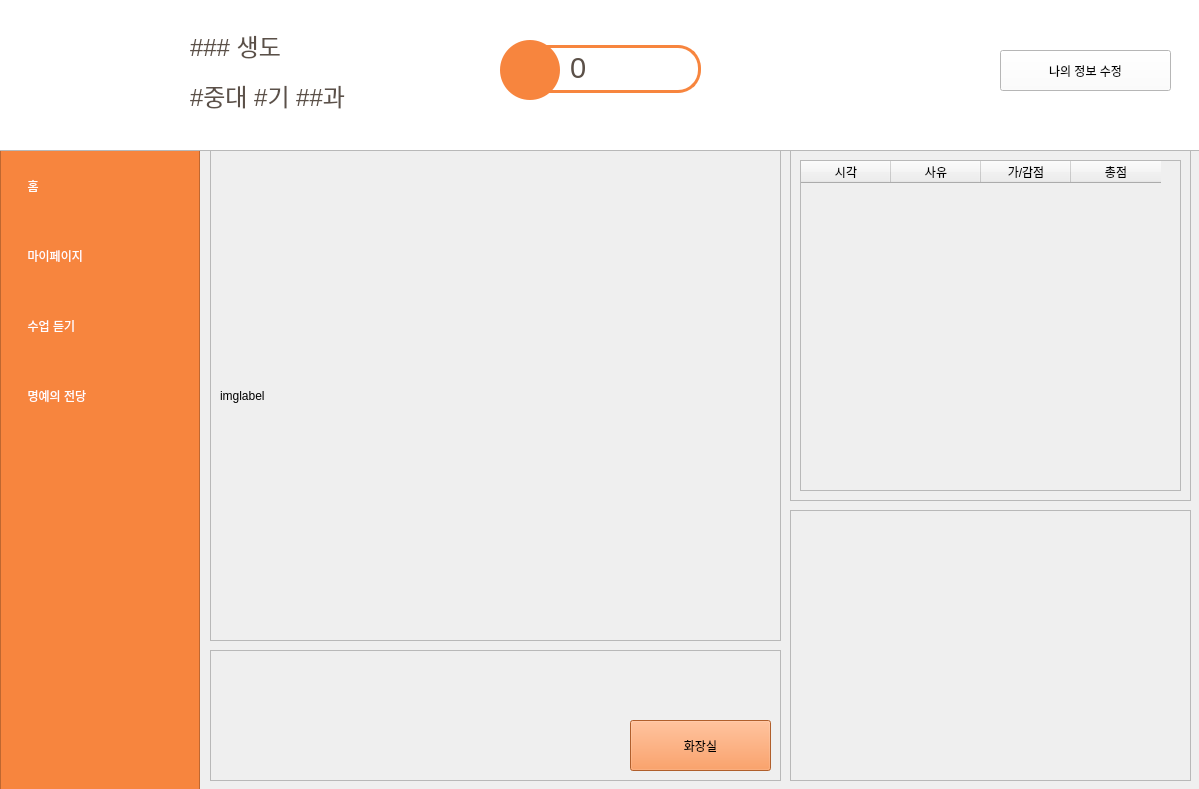
This is main3.ui in jangmiso/ms-project as Qt 5 draws it before an edit. The edited form follows.
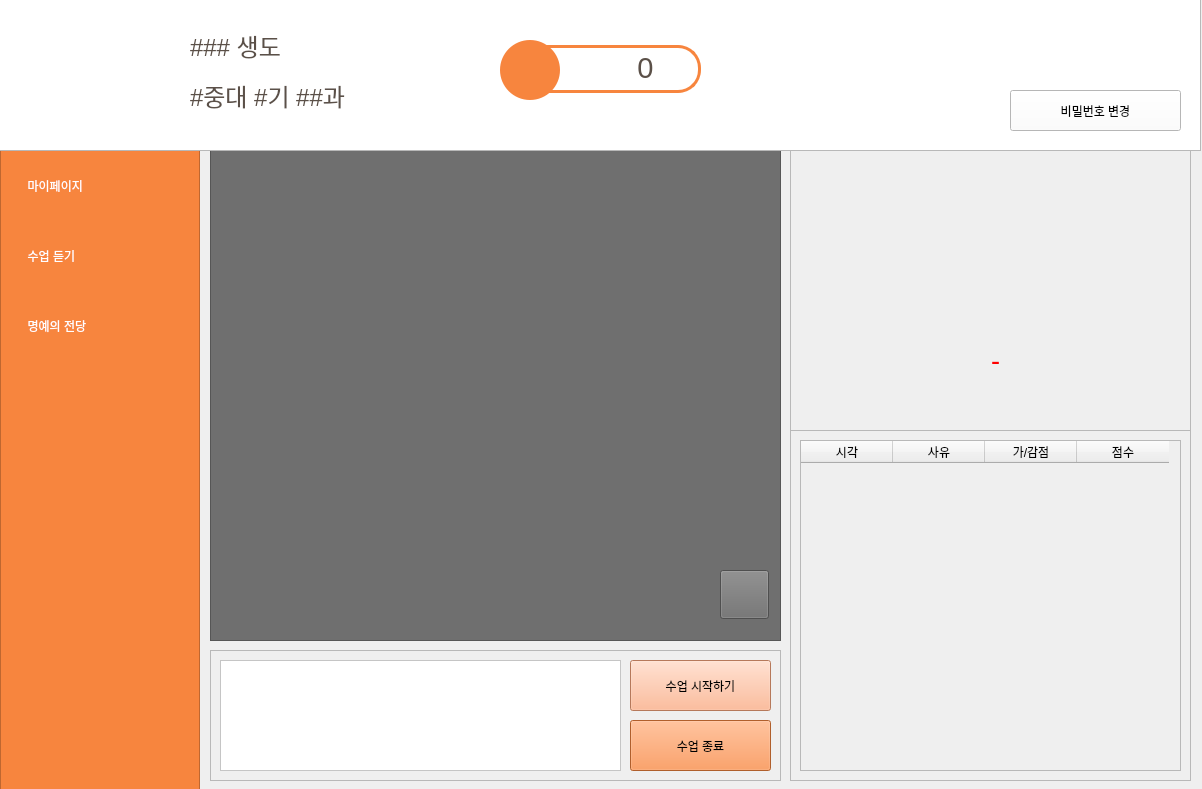
This is the edited form. The open tabs and pages were chosen to show the change. Icons and pictures are not drawn. Custom widgets are drawn as their Qt base class.

The edit to the form file:
```diff
--- a/main3.ui
+++ b/main3.ui
@@ -6,7 +6,7 @@
    <rect>
     <x>0</x>
     <y>0</y>
-    <width>1199</width>
+    <width>1202</width>
     <height>789</height>
    </rect>
   </property>
@@ -732,23 +732,89 @@
        <height>491</height>
       </rect>
      </property>
+     <property name="styleSheet">
+      <string notr="true">background-color: rgb(111, 111, 111);</string>
+     </property>
      <property name="frameShape">
       <enum>QFrame::StyledPanel</enum>
      </property>
      <property name="frameShadow">
       <enum>QFrame::Raised</enum>
      </property>
-     <widget class="QLabel" name="imglabel">
+     <widget class="QWidget" name="verticalLayoutWidget">
       <property name="geometry">
        <rect>
-        <x>10</x>
-        <y>10</y>
-        <width>551</width>
-        <height>471</height>
+        <x>20</x>
+        <y>20</y>
+        <width>481</width>
+        <height>451</height>
        </rect>
       </property>
+      <layout class="QVBoxLayout" name="verticalLayout">
+       <item>
+        <widget class="QLabel" name="image_label">
+         <property name="text">
+          <string/>
+         </property>
+        </widget>
+       </item>
+      </layout>
+     </widget>
+     <widget class="QPushButton" name="start_stop_btn">
+      <property name="geometry">
+       <rect>
+        <x>510</x>
+        <y>420</y>
+        <width>49</width>
+        <height>49</height>
+       </rect>
+      </property>
+      <property name="minimumSize">
+       <size>
+        <width>45</width>
+        <height>45</height>
+       </size>
+      </property>
+      <property name="maximumSize">
+       <size>
+        <width>50</width>
+        <height>50</height>
+       </size>
+      </property>
+      <property name="styleSheet">
+       <string notr="true"/>
+      </property>
       <property name="text">
-       <string>imglabel</string>
+       <string/>
+      </property>
+      <property name="icon">
+       <iconset resource="../../다운로드/video streaming(pyqt5)/Video-Streaming-in-PyQt-using-OpenCV-master/icons.qrc">
+        <normaloff>:/icons/icons/run_video.png</normaloff>:/icons/icons/run_video.png</iconset>
+      </property>
+      <property name="iconSize">
+       <size>
+        <width>30</width>
+        <height>30</height>
+       </size>
+      </property>
+      <property name="checkable">
+       <bool>true</bool>
+      </property>
+     </widget>
+     <widget class="QLabel" name="label_5">
+      <property name="geometry">
+       <rect>
+        <x>530</x>
+        <y>390</y>
+        <width>21</width>
+        <height>22</height>
+       </rect>
+      </property>
+      <property name="styleSheet">
+       <string notr="true">color: rgb(111, 111, 111);</string>
+      </property>
+      <property name="text">
+       <string>0</string>
       </property>
      </widget>
     </widget>
@@ -758,6 +824,109 @@
        <x>590</x>
        <y>10</y>
        <width>401</width>
+       <height>281</height>
+      </rect>
+     </property>
+     <property name="frameShape">
+      <enum>QFrame::StyledPanel</enum>
+     </property>
+     <property name="frameShadow">
+      <enum>QFrame::Raised</enum>
+     </property>
+     <widget class="QLabel" name="label_22">
+      <property name="geometry">
+       <rect>
+        <x>30</x>
+        <y>30</y>
+        <width>351</width>
+        <height>41</height>
+       </rect>
+      </property>
+      <property name="font">
+       <font>
+        <pointsize>20</pointsize>
+       </font>
+      </property>
+      <property name="text">
+       <string/>
+      </property>
+      <property name="alignment">
+       <set>Qt::AlignCenter</set>
+      </property>
+     </widget>
+     <widget class="QLabel" name="label_23">
+      <property name="geometry">
+       <rect>
+        <x>30</x>
+        <y>80</y>
+        <width>351</width>
+        <height>41</height>
+       </rect>
+      </property>
+      <property name="font">
+       <font>
+        <pointsize>20</pointsize>
+       </font>
+      </property>
+      <property name="text">
+       <string/>
+      </property>
+      <property name="alignment">
+       <set>Qt::AlignCenter</set>
+      </property>
+     </widget>
+     <widget class="QLabel" name="label_24">
+      <property name="geometry">
+       <rect>
+        <x>30</x>
+        <y>130</y>
+        <width>351</width>
+        <height>41</height>
+       </rect>
+      </property>
+      <property name="font">
+       <font>
+        <pointsize>20</pointsize>
+       </font>
+      </property>
+      <property name="text">
+       <string/>
+      </property>
+      <property name="alignment">
+       <set>Qt::AlignCenter</set>
+      </property>
+     </widget>
+     <widget class="QLabel" name="label_25">
+      <property name="geometry">
+       <rect>
+        <x>30</x>
+        <y>190</y>
+        <width>351</width>
+        <height>41</height>
+       </rect>
+      </property>
+      <property name="font">
+       <font>
+        <pointsize>20</pointsize>
+       </font>
+      </property>
+      <property name="styleSheet">
+       <string notr="true">color: rgb(255, 0, 0);</string>
+      </property>
+      <property name="text">
+       <string>-</string>
+      </property>
+      <property name="alignment">
+       <set>Qt::AlignCenter</set>
+      </property>
+     </widget>
+    </widget>
+    <widget class="QFrame" name="frame_4">
+     <property name="geometry">
+      <rect>
+       <x>590</x>
+       <y>290</y>
+       <width>401</width>
        <height>351</height>
       </rect>
      </property>
@@ -783,7 +952,7 @@
        <number>16</number>
       </property>
       <attribute name="horizontalHeaderDefaultSectionSize">
-       <number>90</number>
+       <number>92</number>
       </attribute>
       <column>
        <property name="text">
@@ -802,27 +971,11 @@
       </column>
       <column>
        <property name="text">
-        <string>총점</string>
+        <string>점수</string>
        </property>
       </column>
      </widget>
     </widget>
-    <widget class="QFrame" name="frame_4">
-     <property name="geometry">
-      <rect>
-       <x>590</x>
-       <y>370</y>
-       <width>401</width>
-       <height>271</height>
-      </rect>
-     </property>
-     <property name="frameShape">
-      <enum>QFrame::StyledPanel</enum>
-     </property>
-     <property name="frameShadow">
-      <enum>QFrame::Raised</enum>
-     </property>
-    </widget>
     <widget class="QFrame" name="frame_3">
      <property name="geometry">
       <rect>
@@ -852,7 +1005,43 @@
 font: 16pt &quot;Noto Sans CJK HK&quot;;</string>
       </property>
       <property name="text">
-       <string>화장실</string>
+       <string>수업 종료</string>
+      </property>
+      <property name="checkable">
+       <bool>false</bool>
+      </property>
+      <property name="checked">
+       <bool>false</bool>
+      </property>
+     </widget>
+     <widget class="QPushButton" name="pushButton_start_class">
+      <property name="geometry">
+       <rect>
+        <x>420</x>
+        <y>10</y>
+        <width>141</width>
+        <height>51</height>
+       </rect>
+      </property>
+      <property name="styleSheet">
+       <string notr="true">font: 16pt &quot;Noto Sans CJK HK&quot;;
+background-color: rgb(255, 170, 127);</string>
+      </property>
+      <property name="text">
+       <string>수업 시작하기</string>
+      </property>
+     </widget>
+     <widget class="QTextEdit" name="textEdit">
+      <property name="geometry">
+       <rect>
+        <x>10</x>
+        <y>10</y>
+        <width>401</width>
+        <height>111</height>
+       </rect>
+      </property>
+      <property name="styleSheet">
+       <string notr="true">background-color: rgb(255, 255, 255);</string>
       </property>
      </widget>
     </widget>
@@ -1615,73 +1804,8 @@
      <property name="text">
       <string>&lt;html&gt;&lt;head/&gt;&lt;body&gt;&lt;p&gt;&lt;span style=&quot; font-size:20pt; font-weight:600;&quot;&gt;나의 정보 수정&lt;/span&gt;&lt;/p&gt;&lt;/body&gt;&lt;/html&gt;</string>
      </property>
-    </widget>
-    <widget class="QLabel" name="label_4">
-     <property name="geometry">
-      <rect>
-       <x>70</x>
-       <y>120</y>
-       <width>51</width>
-       <height>22</height>
-      </rect>
-     </property>
-     <property name="styleSheet">
-      <string notr="true">font: 29 16pt &quot;Noto Sans CJK HK DemiLight&quot;;
-background-color: rgb(255, 255, 255);</string>
-     </property>
-     <property name="text">
-      <string>이름</string>
-     </property>
-    </widget>
-    <widget class="QLabel" name="label_5">
-     <property name="geometry">
-      <rect>
-       <x>70</x>
-       <y>190</y>
-       <width>51</width>
-       <height>22</height>
-      </rect>
-     </property>
-     <property name="styleSheet">
-      <string notr="true">font: 29 16pt &quot;Noto Sans CJK HK DemiLight&quot;;
-background-color: rgb(255, 255, 255);</string>
-     </property>
-     <property name="text">
-      <string>중대</string>
-     </property>
-    </widget>
-    <widget class="QLabel" name="label_8">
-     <property name="geometry">
-      <rect>
-       <x>70</x>
-       <y>260</y>
-       <width>51</width>
-       <height>22</height>
-      </rect>
-     </property>
-     <property name="styleSheet">
-      <string notr="true">font: 29 16pt &quot;Noto Sans CJK HK DemiLight&quot;;
-background-color: rgb(255, 255, 255);</string>
-     </property>
-     <property name="text">
-      <string>기수</string>
-     </property>
-    </widget>
-    <widget class="QLabel" name="label_9">
-     <property name="geometry">
-      <rect>
-       <x>70</x>
-       <y>330</y>
-       <width>51</width>
-       <height>22</height>
-      </rect>
-     </property>
-     <property name="styleSheet">
-      <string notr="true">font: 29 16pt &quot;Noto Sans CJK HK DemiLight&quot;;
-background-color: rgb(255, 255, 255);</string>
-     </property>
-     <property name="text">
-      <string>전공</string>
+     <property name="alignment">
+      <set>Qt::AlignCenter</set>
      </property>
     </widget>
     <widget class="QLabel" name="label_10">
@@ -1980,46 +2104,6 @@
     <property name="bottomMargin">
      <number>0</number>
     </property>
-    <item>
-     <widget class="QPushButton" name="bt_home">
-      <property name="minimumSize">
-       <size>
-        <width>0</width>
-        <height>50</height>
-       </size>
-      </property>
-      <property name="maximumSize">
-       <size>
-        <width>16777215</width>
-        <height>50</height>
-       </size>
-      </property>
-      <property name="layoutDirection">
-       <enum>Qt::LeftToRight</enum>
-      </property>
-      <property name="styleSheet">
-       <string notr="true">color: rgb(255, 255, 255);
-font: 29 16pt &quot;Noto Sans CJK HK DemiLight&quot;;
-
-text-align:left;
-padding: 10px;
-</string>
-      </property>
-      <property name="text">
-       <string>  홈  </string>
-      </property>
-      <property name="icon">
-       <iconset>
-        <normaloff>디자인/home.png</normaloff>디자인/home.png</iconset>
-      </property>
-      <property name="iconSize">
-       <size>
-        <width>28</width>
-        <height>28</height>
-       </size>
-      </property>
-     </widget>
-    </item>
     <item>
      <widget class="QPushButton" name="bt_mypage">
       <property name="minimumSize">
@@ -2242,7 +2326,7 @@
      <font>
       <pointsize>14</pointsize>
       <weight>75</weight>
-      <italic>true</italic>
+      <italic>false</italic>
       <bold>true</bold>
      </font>
     </property>
@@ -2252,6 +2336,9 @@
     <property name="text">
      <string>&lt;html&gt;&lt;head/&gt;&lt;body&gt;&lt;p&gt;&lt;span style=&quot; font-size:22pt; font-weight:400; font-style:normal;&quot;&gt;0&lt;/span&gt;&lt;/p&gt;&lt;/body&gt;&lt;/html&gt;</string>
     </property>
+    <property name="alignment">
+     <set>Qt::AlignCenter</set>
+    </property>
    </widget>
    <widget class="QLabel" name="label_14">
     <property name="geometry">
@@ -2354,8 +2441,8 @@
    <widget class="QPushButton" name="bt_change">
     <property name="geometry">
      <rect>
-      <x>1000</x>
-      <y>50</y>
+      <x>1010</x>
+      <y>90</y>
       <width>171</width>
       <height>41</height>
      </rect>
@@ -2366,7 +2453,82 @@
 </string>
     </property>
     <property name="text">
-     <string>나의 정보 수정</string>
+     <string>비밀번호 변경</string>
+    </property>
+   </widget>
+   <widget class="QLabel" name="label_17">
+    <property name="geometry">
+     <rect>
+      <x>770</x>
+      <y>40</y>
+      <width>141</width>
+      <height>41</height>
+     </rect>
+    </property>
+    <property name="font">
+     <font>
+      <pointsize>15</pointsize>
+      <weight>50</weight>
+      <italic>false</italic>
+      <bold>false</bold>
+     </font>
+    </property>
+    <property name="text">
+     <string/>
+    </property>
+    <property name="alignment">
+     <set>Qt::AlignCenter</set>
+    </property>
+   </widget>
+   <widget class="QLabel" name="label_21">
+    <property name="geometry">
+     <rect>
+      <x>770</x>
+      <y>80</y>
+      <width>141</width>
+      <height>41</height>
+     </rect>
+    </property>
+    <property name="font">
+     <font>
+      <pointsize>15</pointsize>
+      <weight>50</weight>
+      <italic>false</italic>
+      <bold>false</bold>
+     </font>
+    </property>
+    <property name="text">
+     <string/>
+    </property>
+    <property name="alignment">
+     <set>Qt::AlignCenter</set>
+    </property>
+   </widget>
+   <widget class="QLabel" name="label_4">
+    <property name="geometry">
+     <rect>
+      <x>1120</x>
+      <y>10</y>
+      <width>68</width>
+      <height>22</height>
+     </rect>
+    </property>
+    <property name="font">
+     <font>
+      <pointsize>10</pointsize>
+      <weight>50</weight>
+      <italic>false</italic>
+      <bold>false</bold>
+     </font>
+    </property>
+    <property name="styleSheet">
+     <string notr="true">color: rgb(255, 255, 255);</string>
+    </property>
+    <property name="text">
+     <string/>
+    </property>
+    <property name="alignment">
+     <set>Qt::AlignCenter</set>
     </property>
    </widget>
    <zorder>topbg</zorder>
```
Left out of the diff: 324 changed lines with no effect on the pictures.
